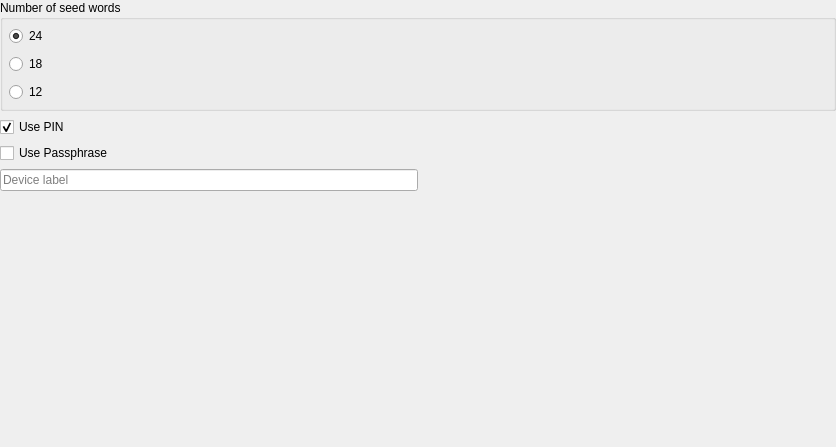
This is src/ui/ui_hw_initialize_wdg.ui in Bertrand256/dash-masternode-tool as Qt 5 draws it before an edit. The edited form follows.
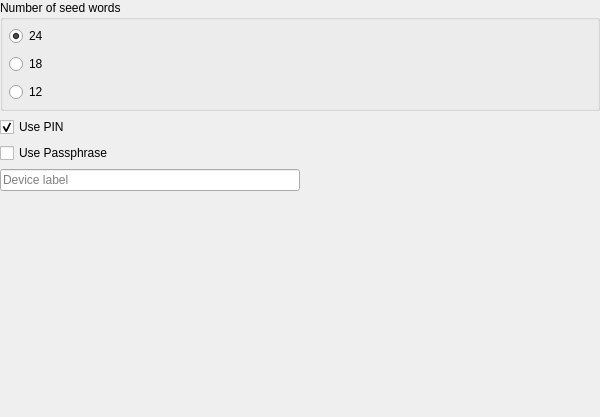
This is the edited form.

Diff of the .ui file:
```diff
--- a/src/ui/ui_hw_initialize_wdg.ui
+++ b/src/ui/ui_hw_initialize_wdg.ui
@@ -6,8 +6,8 @@
    <rect>
     <x>0</x>
     <y>0</y>
-    <width>836</width>
-    <height>447</height>
+    <width>600</width>
+    <height>417</height>
    </rect>
   </property>
   <property name="windowTitle">
```
